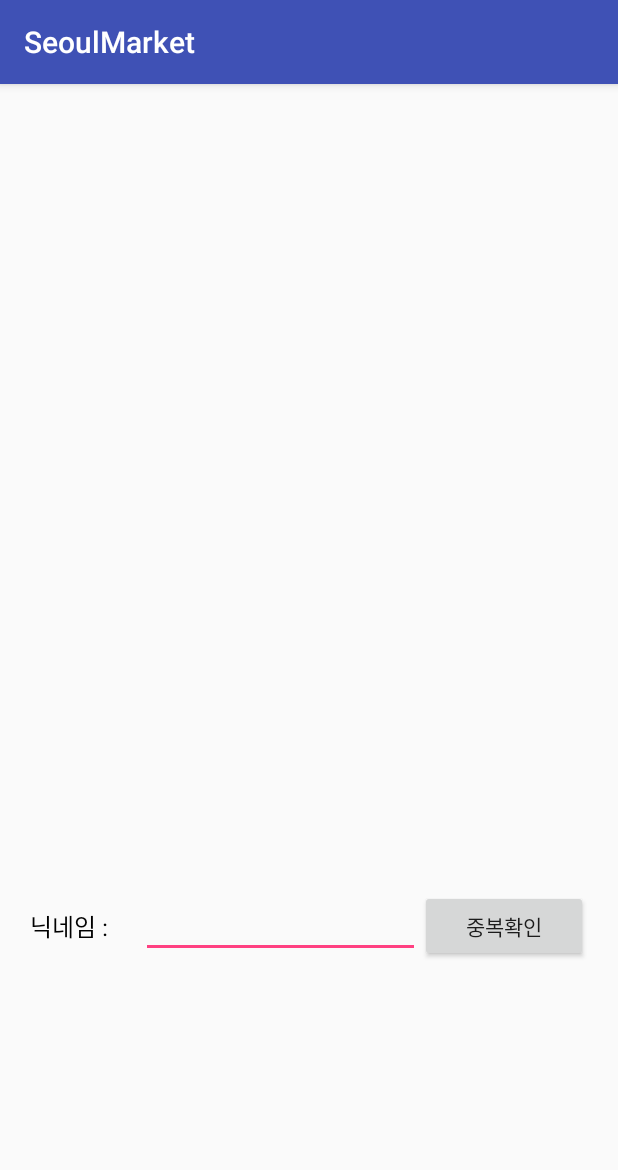
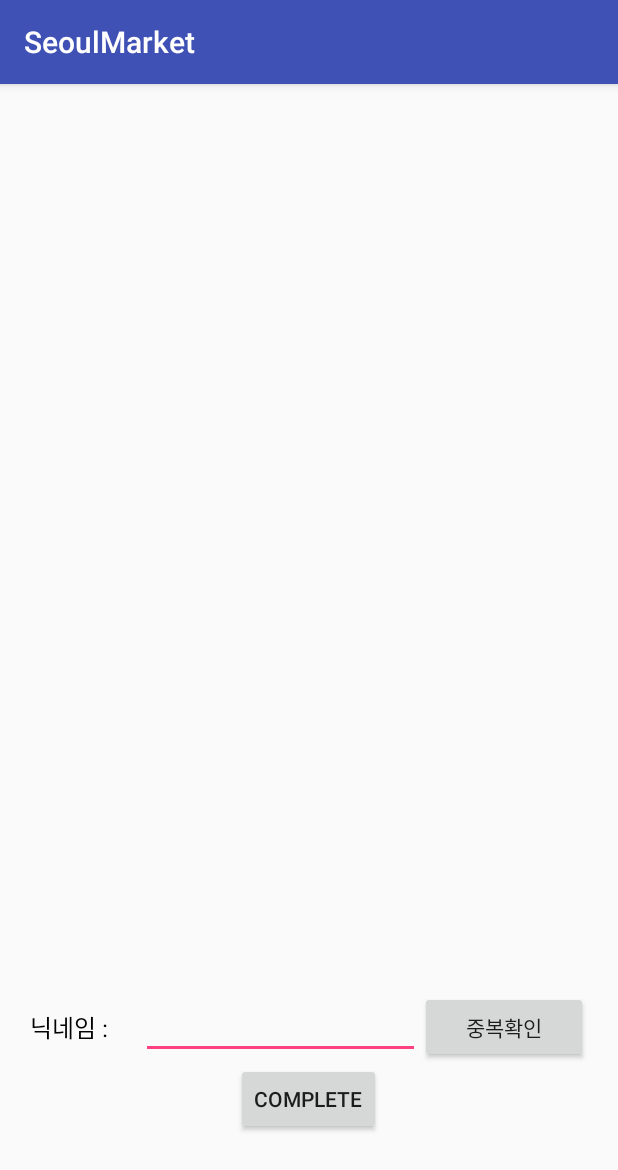
Before and after one commit to 1022pkh/SeoulMarket, an Android app: the JoinActivity screen opened directly, with no data from a screen before it, on a phone screen of 412 x 824 dp. Shown: the top 1170 px of the screen. Run offline under Robolectric (Android 15) with nearby library versions, the phone set to English and light mode, and no system bars; our stand-ins replace ButterKnife, CircleImageView; libraries missing offline, so code that uses them is left out: com.facebook, com.kakao.auth, com.kakao.network, com.kakao.usermgmt, com.kakao.util; pictures from the network do not load; 3 statements that could not run were skipped.

```diff
--- a/app/src/main/res/layout/activity_join.xml
+++ b/app/src/main/res/layout/activity_join.xml
@@ -37,7 +37,9 @@
         android:layout_height="0dp"
         android:layout_weight="3"
         android:paddingLeft="20dp"
-        android:paddingRight="20dp">
+        android:paddingRight="20dp"
+        android:orientation="vertical"
+        android:gravity="center">
 
         <LinearLayout
             android:layout_width="match_parent"
@@ -70,6 +72,12 @@
 
         </LinearLayout>
 
+        <Button
+            android:id="@+id/completeNickname"
+            android:layout_width="wrap_content"
+            android:layout_height="wrap_content"
+            android:text="Complete"/>
+
     </LinearLayout>
 
 
--- a/app/src/main/res/layout/activity_main.xml
+++ b/app/src/main/res/layout/activity_main.xml
@@ -39,6 +39,7 @@
                     android:gravity="bottom"
                     android:orientation="vertical"
                     android:paddingLeft="16dp"
+                    android:paddingRight="16dp"
                     android:paddingBottom="16dp"
                     android:theme="@style/ThemeOverlay.AppCompat.Dark"
                     android:weightSum="10"
```
Also changed, not shown: app/src/main/java/com/project/seoulmarket/join/JoinActivity.java (+12 -1 lines).
